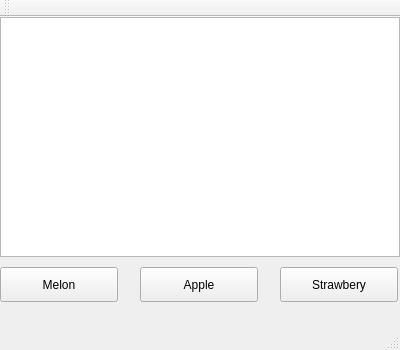
Old version of the form mainwindow.ui in the repository 23soya/QtSample.
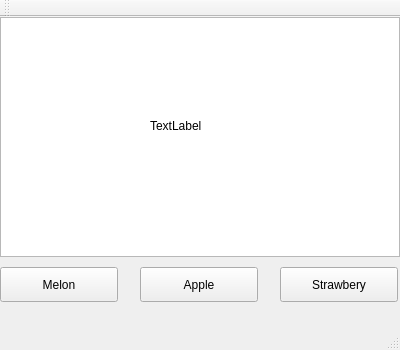
New version of the form.

Commit message: 正解、不正解の文字列追加

What changed in the file:
```diff
--- a/mainwindow.ui
+++ b/mainwindow.ui
@@ -63,6 +63,19 @@
      </rect>
     </property>
    </widget>
+   <widget class="QLabel" name="labeljudge">
+    <property name="geometry">
+     <rect>
+      <x>150</x>
+      <y>100</y>
+      <width>75</width>
+      <height>18</height>
+     </rect>
+    </property>
+    <property name="text">
+     <string>TextLabel</string>
+    </property>
+   </widget>
   </widget>
   <widget class="QMenuBar" name="menuBar">
    <property name="geometry">
```
The commit also changes 1 other file.
